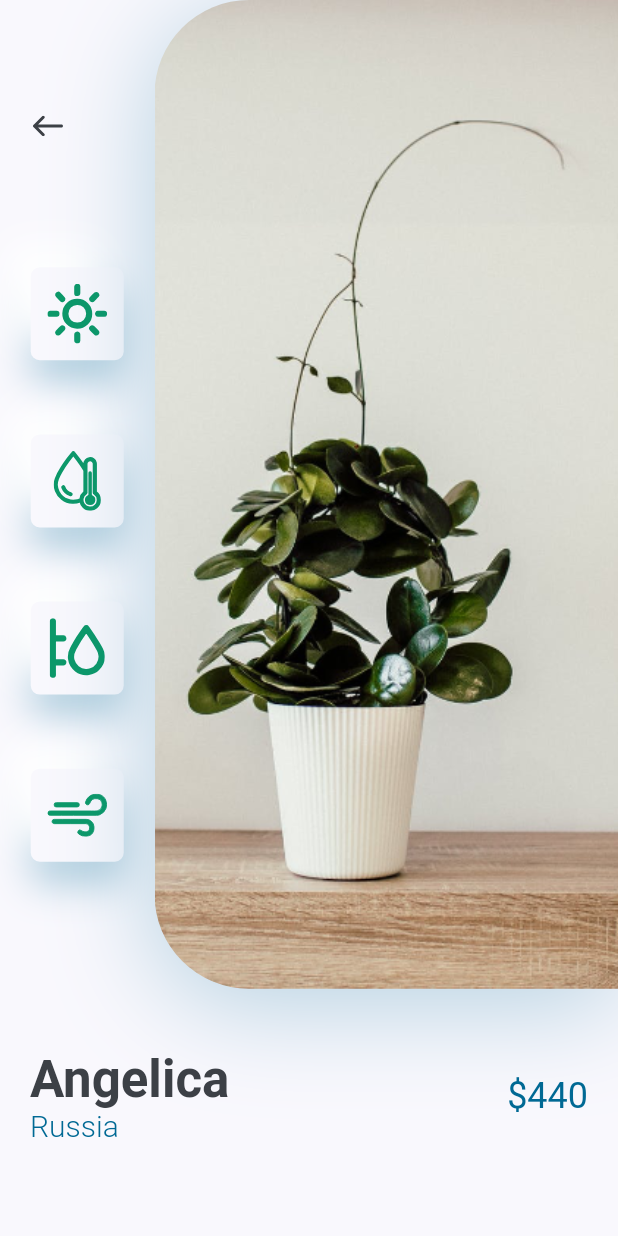
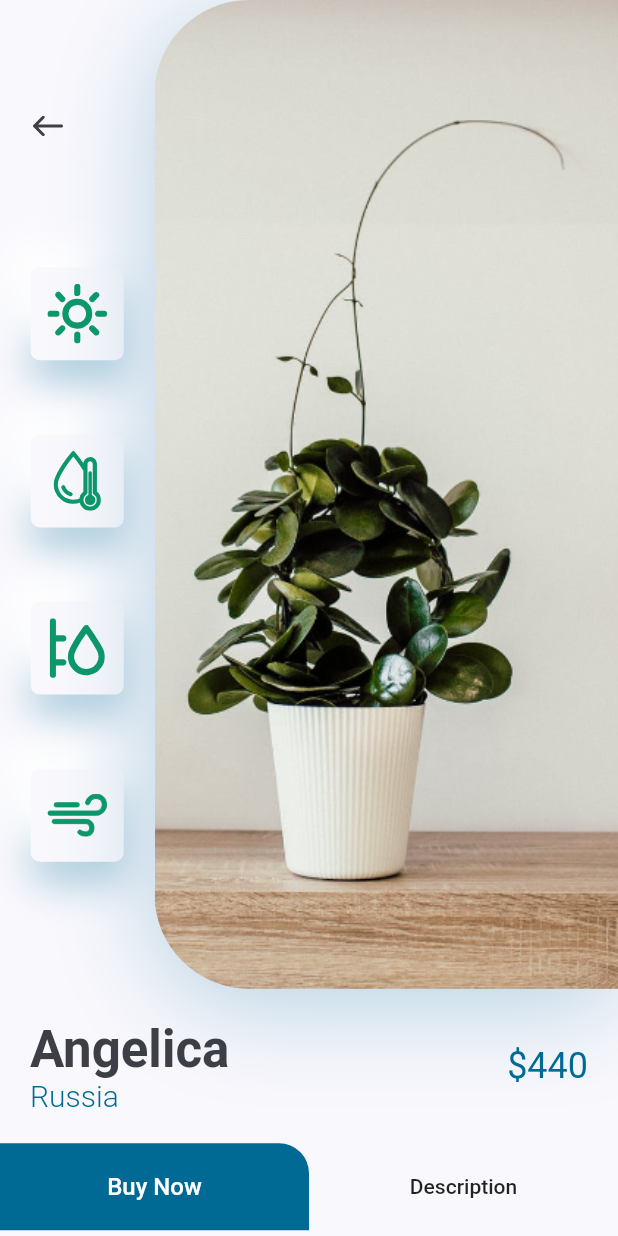
Before and after one commit to Azzamubaidillah/Plant-App, a Flutter app: the DetailsScreen screen opened directly, on a phone screen of 412 x 824 dp. Run offline on Flutter 3.47's test engine with Material 2 defaults, Android fonts, the phone set to English and light mode, and no system bars; our stand-ins replace flutter_svg.

Commit message:
button buy and description

```diff
--- a/lib/screens/details/components/body.dart
+++ b/lib/screens/details/components/body.dart
@@ -1,4 +1,5 @@
 import 'package:flutter/material.dart';
+import 'package:plant_application/constants.dart';
 
 import 'image_and_icons.dart';
 import 'title_and_price.dart';
@@ -18,6 +19,34 @@ class Body extends StatelessWidget {
             country: "Russia",
             price: 440,
           ),
+          SizedBox(height: kDefaultPadding),
+          Row(
+            children: [
+              SizedBox(
+                width: size.width / 2,
+                height: 58,
+                child: FlatButton(
+                  shape: const RoundedRectangleBorder(
+                      borderRadius:
+                          BorderRadius.only(topRight: Radius.circular(20))),
+                  color: kPrimaryColor,
+                  onPressed: () {},
+                  child: const Text(
+                    "Buy Now",
+                    style: TextStyle(
+                      color: Colors.white,
+                      fontSize: 16,
+                    ),
+                  ),
+                ),
+              ),
+              Expanded(
+                  child: FlatButton(
+                onPressed: () {},
+                child: Text("Description"),
+              ))
+            ],
+          ),
         ],
       ),
     );
--- a/lib/screens/details/components/title_and_price.dart
+++ b/lib/screens/details/components/title_and_price.dart
@@ -16,9 +16,7 @@ class TitleAndPrice extends StatelessWidget {
   Widget build(BuildContext context) {
     return Padding(
       padding: const EdgeInsets.only(
-          left: kDefaultPadding,
-          right: kDefaultPadding,
-          top: kDefaultPadding * 2),
+          left: kDefaultPadding, right: kDefaultPadding, top: kDefaultPadding),
       child: Row(
         children: <Widget>[
           RichText(
```
